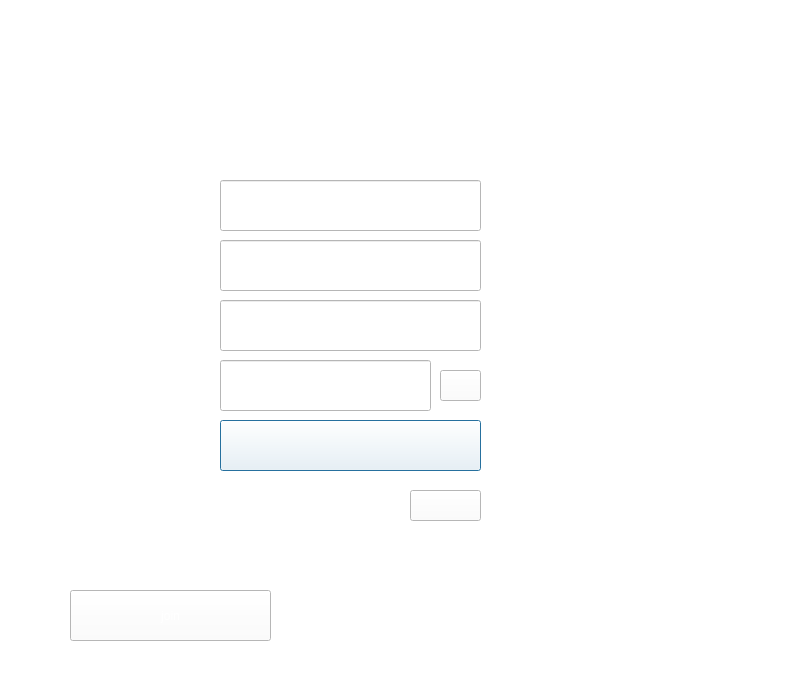
First picture: the form in code/signup.ui, repository SAliAkhiM/AP-Project-Daligram, before the edit.
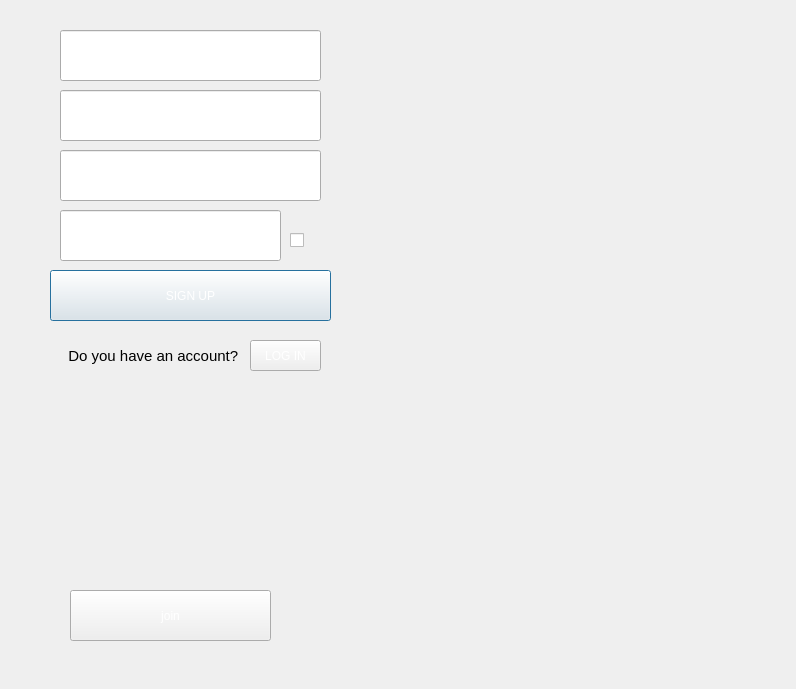
Second picture: the form after the edit. Icons and pictures are not drawn.

Patch:
```diff
--- a/code/signup.ui
+++ b/code/signup.ui
@@ -14,39 +14,46 @@
    <string>Dialog</string>
   </property>
   <property name="styleSheet">
-   <string notr="true">background-color: rgb(0, 0, 0);
-background-color: rgb(255, 255, 255);</string>
+   <string notr="true"/>
   </property>
   <widget class="QPushButton" name="pushButton">
    <property name="geometry">
     <rect>
-     <x>220</x>
-     <y>420</y>
-     <width>261</width>
+     <x>50</x>
+     <y>270</y>
+     <width>281</width>
      <height>51</height>
     </rect>
    </property>
    <property name="styleSheet">
-    <string notr="true">border-image: url(:/new/prefix1/sign-up-label-icon.png);
-background-color: rgb(255, 255, 255);</string>
+    <string notr="true">border-image: url(:/new/prefix1/neumorphic-rectangle-button-free-png.png);
+color: rgb(255, 255, 255);
+font: 700 12pt &quot;Segoe UI&quot;;</string>
    </property>
    <property name="text">
-    <string/>
+    <string>SIGN UP</string>
    </property>
   </widget>
   <widget class="QLabel" name="label_5">
    <property name="geometry">
     <rect>
-     <x>220</x>
-     <y>490</y>
+     <x>60</x>
+     <y>340</y>
      <width>181</width>
      <height>31</height>
     </rect>
    </property>
+   <property name="font">
+    <font>
+     <family>Arial</family>
+     <pointsize>11</pointsize>
+     <italic>false</italic>
+     <bold>false</bold>
+    </font>
+   </property>
    <property name="styleSheet">
     <string notr="true">font: 11pt   &quot;Arial&quot;;
-color: rgb(255, 255, 255);
-border-image: url(:/new/prefix1/5a83032cabc3d121aba71228.png);</string>
+</string>
    </property>
    <property name="text">
     <string>  Do you have an account?</string>
@@ -55,18 +62,19 @@
   <widget class="QPushButton" name="pushButton_3">
    <property name="geometry">
     <rect>
-     <x>410</x>
-     <y>490</y>
+     <x>250</x>
+     <y>340</y>
      <width>71</width>
      <height>31</height>
     </rect>
    </property>
    <property name="styleSheet">
-    <string notr="true">border-image: url(:/new/prefix1/free-login-button-icon-11911-thumb.png);
-background-color: rgb(255, 255, 255);</string>
+    <string notr="true">border-image: url(:/new/prefix1/neumorphic-rectangle-button-free-png.png);
+font: 700 9pt &quot;Segoe UI&quot;;
+color: rgb(255, 255, 255);</string>
    </property>
    <property name="text">
-    <string/>
+    <string>LOG IN</string>
    </property>
   </widget>
   <widget class="QPushButton" name="pushButton_4">
@@ -90,8 +98,8 @@
   <widget class="QLineEdit" name="lineEdit_1">
    <property name="geometry">
     <rect>
-     <x>220</x>
-     <y>300</y>
+     <x>60</x>
+     <y>150</y>
      <width>261</width>
      <height>51</height>
     </rect>
@@ -108,8 +116,8 @@
   <widget class="QLineEdit" name="lineEdit_lname">
    <property name="geometry">
     <rect>
-     <x>220</x>
-     <y>240</y>
+     <x>60</x>
+     <y>90</y>
      <width>261</width>
      <height>51</height>
     </rect>
@@ -129,8 +137,8 @@
   <widget class="QLineEdit" name="lineEdit_fname">
    <property name="geometry">
     <rect>
-     <x>220</x>
-     <y>180</y>
+     <x>60</x>
+     <y>30</y>
      <width>261</width>
      <height>51</height>
     </rect>
@@ -153,9 +161,9 @@
   <widget class="QLineEdit" name="lineEdit_2">
    <property name="geometry">
     <rect>
-     <x>220</x>
-     <y>360</y>
-     <width>211</width>
+     <x>60</x>
+     <y>210</y>
+     <width>221</width>
      <height>51</height>
     </rect>
    </property>
@@ -186,33 +194,36 @@
     <string> Password</string>
    </property>
   </widget>
-  <widget class="QToolButton" name="toolButton_5">
+  <widget class="QLabel" name="label">
+   <property name="enabled">
+    <bool>true</bool>
+   </property>
    <property name="geometry">
     <rect>
-     <x>440</x>
-     <y>370</y>
-     <width>41</width>
-     <height>31</height>
+     <x>0</x>
+     <y>0</y>
+     <width>801</width>
+     <height>691</height>
     </rect>
    </property>
    <property name="styleSheet">
-    <string notr="true">border-image: url(:/new/prefix1/hide.png);</string>
+    <string notr="true">border-image: url(:/new/prefix1/18839.jpg);</string>
    </property>
    <property name="text">
     <string/>
    </property>
   </widget>
-  <widget class="QLabel" name="label_2">
+  <widget class="QCheckBox" name="checkBox">
    <property name="geometry">
     <rect>
      <x>290</x>
-     <y>40</y>
-     <width>121</width>
-     <height>121</height>
+     <y>230</y>
+     <width>51</width>
+     <height>21</height>
     </rect>
    </property>
-   <property name="styleSheet">
-    <string notr="true">border-image: url(:/new/prefix1/LOGO DALI.jpg);</string>
+   <property name="cursor">
+    <cursorShape>PointingHandCursor</cursorShape>
    </property>
    <property name="text">
     <string/>
```
Left out of the diff: 24 changed lines with no effect on the pictures.
